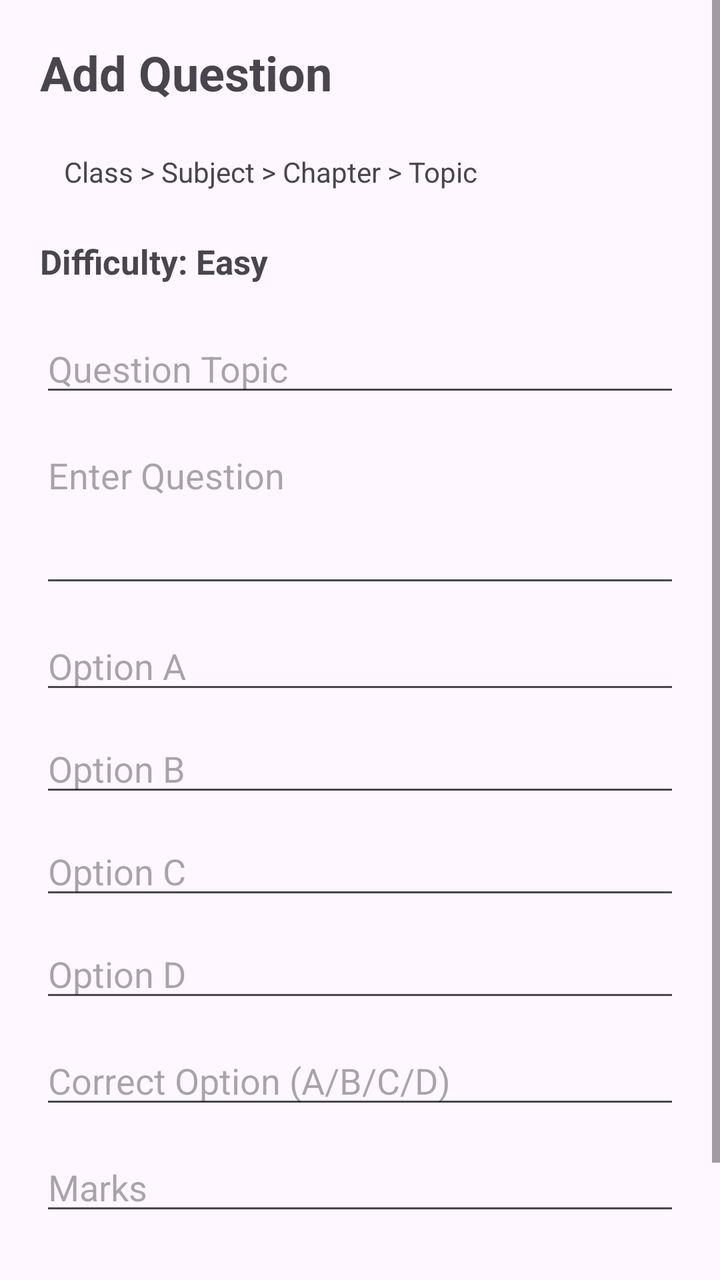
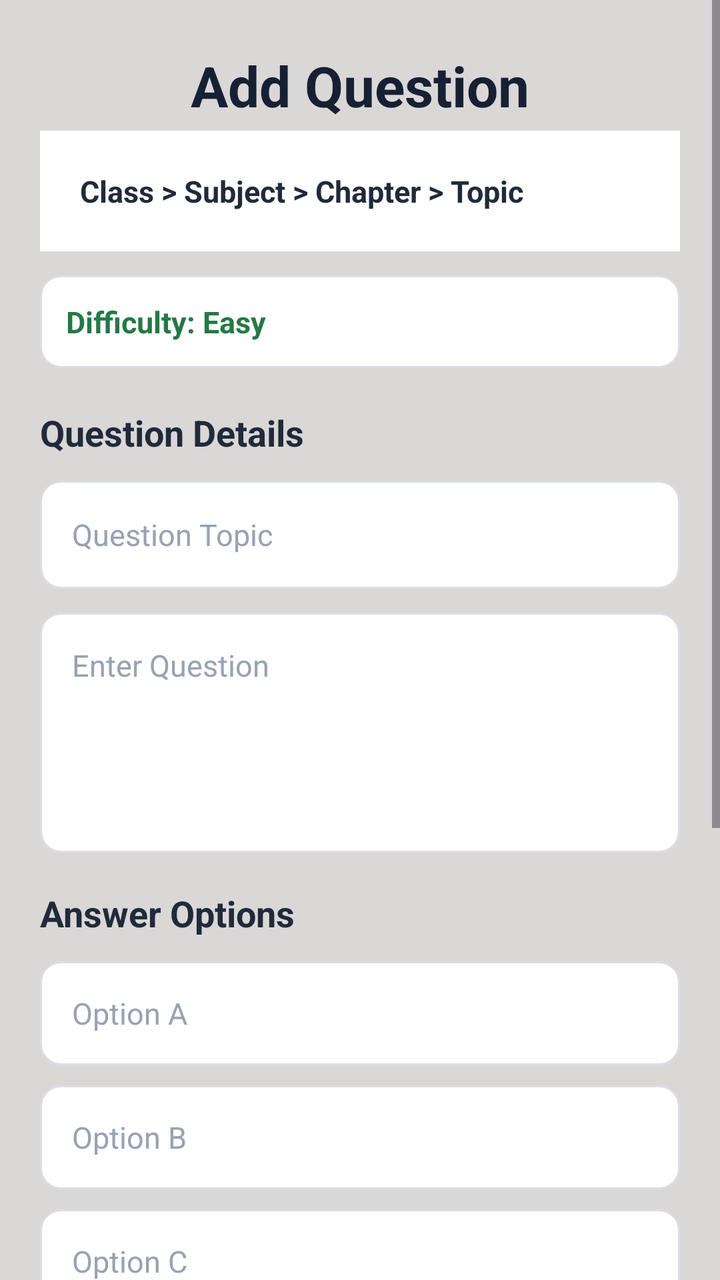

The first picture is an Android layout as it rendered before a commit; the second is the same layout after the commit. The layout source and the unified diff follow.
<!-- AndroidManifest.xml: application theme Theme.EduQuiz -->
<!-- res/layout/activity_add_que_to_qbactivity.xml -->
<?xml version="1.0" encoding="utf-8"?>
<ScrollView
    xmlns:android="http://schemas.android.com/apk/res/android"
    android:layout_width="match_parent"
    android:layout_height="match_parent"
    android:fitsSystemWindows="true">

    <LinearLayout
        android:layout_width="match_parent"
        android:layout_height="wrap_content"
        android:orientation="vertical"
        android:padding="20dp">

        <TextView
            android:layout_width="wrap_content"
            android:layout_height="wrap_content"
            android:text="Add Question"
            android:textSize="24sp"
            android:textStyle="bold"
            android:layout_marginBottom="12dp"/>

        <TextView
            android:id="@+id/tvQuestionBankInfo"
            android:layout_width="match_parent"
            android:layout_height="wrap_content"
            android:text="Class > Subject > Chapter > Topic"
            android:textSize="14sp"
            android:padding="12dp"
            android:layout_marginBottom="12dp"/>

        <TextView
            android:id="@+id/tvDifficulty"
            android:layout_width="match_parent"
            android:layout_height="wrap_content"
            android:text="Difficulty: Easy"
            android:textSize="17sp"
            android:textStyle="bold"
            android:layout_marginBottom="20dp"/>

        <EditText
            android:id="@+id/etQBQuestionTopic"
            android:layout_width="match_parent"
            android:layout_height="wrap_content"
            android:hint="Question Topic"
            android:inputType="textCapWords"
            android:layout_marginBottom="12dp"/>

        <EditText
            android:id="@+id/etQBQuestion"
            android:layout_width="match_parent"
            android:layout_height="wrap_content"
            android:hint="Enter Question"
            android:inputType="textMultiLine"
            android:minLines="3"
            android:gravity="top"
            android:layout_marginBottom="12dp"/>

        <EditText
            android:id="@+id/etQBOptionA"
            android:layout_width="match_parent"
            android:layout_height="wrap_content"
            android:hint="Option A"
            android:layout_marginBottom="10dp"/>

        <EditText
            android:id="@+id/etQBOptionB"
            android:layout_width="match_parent"
            android:layout_height="wrap_content"
            android:hint="Option B"
            android:layout_marginBottom="10dp"/>

        <EditText
            android:id="@+id/etQBOptionC"
            android:layout_width="match_parent"
            android:layout_height="wrap_content"
            android:hint="Option C"
            android:layout_marginBottom="10dp"/>

        <EditText
            android:id="@+id/etQBOptionD"
            android:layout_width="match_parent"
            android:layout_height="wrap_content"
            android:hint="Option D"
            android:layout_marginBottom="12dp"/>

        <EditText
            android:id="@+id/etQBCorrectOption"
            android:layout_width="match_parent"
            android:layout_height="wrap_content"
            android:hint="Correct Option (A/B/C/D)"
            android:inputType="textCapCharacters"
            android:maxLength="1"
            android:layout_marginBottom="12dp"/>

        <EditText
            android:id="@+id/etQBMarks"
            android:layout_width="match_parent"
            android:layout_height="wrap_content"
            android:hint="Marks"
            android:inputType="number"
            android:layout_marginBottom="24dp"/>

        <androidx.appcompat.widget.AppCompatButton
            android:id="@+id/btnAddQBQuestion"
            android:layout_width="match_parent"
            android:layout_height="wrap_content"
            android:text="Add Question"
            android:textAllCaps="false"/>

    </LinearLayout>

</ScrollView>
<!-- resources referenced by this layout -->
<resources>
  <style name="Theme.EduQuiz" parent="Base.Theme.EduQuiz" />
  <style name="Base.Theme.EduQuiz" parent="Theme.Material3.DayNight.NoActionBar">
          
          
      </style>
</resources>

<!-- the commit's change to res/layout/activity_add_que_to_qbactivity.xml (unified diff, before → after) -->
@@ -3,109 +3,229 @@
     xmlns:android="http://schemas.android.com/apk/res/android"
     android:layout_width="match_parent"
     android:layout_height="match_parent"
-    android:fitsSystemWindows="true">
+    android:background="@color/gray2"
+    android:fitsSystemWindows="true"
+    android:fillViewport="true">
 
     <LinearLayout
         android:layout_width="match_parent"
         android:layout_height="wrap_content"
         android:orientation="vertical"
-        android:padding="20dp">
-
+        android:paddingStart="20dp"
+        android:paddingTop="24dp"
+        android:paddingEnd="20dp"
+        android:paddingBottom="24dp">
+
+        
+        <TextView
+            android:layout_width="match_parent"
+            android:layout_height="wrap_content"
+            android:textAlignment="center"
+            android:text="Add Question"
+            android:textColor="#172033"
+            android:textSize="28sp"
+            android:textStyle="bold"
+            android:layout_marginBottom="4dp"/>
+
+
+        
+        <LinearLayout
+            android:layout_width="match_parent"
+            android:layout_height="wrap_content"
+            android:orientation="vertical"
+            android:background="#FFFFFF"
+            android:padding="16dp"
+            android:layout_marginBottom="12dp">
+
+
+
+            <TextView
+                android:id="@+id/tvQuestionBankInfo"
+                android:layout_width="match_parent"
+                android:layout_height="wrap_content"
+                android:text="Class > Subject > Chapter > Topic"
+                android:textColor="#202A3A"
+                android:textSize="15sp"
+                android:textStyle="bold"
+                android:padding="4dp"/>
+
+        </LinearLayout>
+
+
+        
+        <TextView
+            android:id="@+id/tvDifficulty"
+            android:layout_width="match_parent"
+            android:layout_height="wrap_content"
+            android:text="Difficulty: Easy"
+            android:textColor="#247A45"
+            android:textSize="15sp"
+            android:textStyle="bold"
+            android:background="@drawable/edittext_border"
+            android:padding="13dp"
+            android:layout_marginBottom="20dp"/>
+
+
+        
         <TextView
             android:layout_width="wrap_content"
             android:layout_height="wrap_content"
-            android:text="Add Question"
-            android:textSize="24sp"
-            android:textStyle="bold"
-            android:layout_marginBottom="12dp"/>
-
-        <TextView
-            android:id="@+id/tvQuestionBankInfo"
-            android:layout_width="match_parent"
-            android:layout_height="wrap_content"
-            android:text="Class > Subject > Chapter > Topic"
-            android:textSize="14sp"
-            android:padding="12dp"
-            android:layout_marginBottom="12dp"/>
-
-        <TextView
-            android:id="@+id/tvDifficulty"
-            android:layout_width="match_parent"
-            android:layout_height="wrap_content"
-            android:text="Difficulty: Easy"
-            android:textSize="17sp"
-            android:textStyle="bold"
-            android:layout_marginBottom="20dp"/>
-
+            android:text="Question Details"
+            android:textColor="#202A3A"
+            android:textSize="18sp"
+            android:textStyle="bold"
+            android:layout_marginBottom="12dp"/>
+
+
+        
         <EditText
             android:id="@+id/etQBQuestionTopic"
             android:layout_width="match_parent"
-            android:layout_height="wrap_content"
+            android:layout_height="54dp"
             android:hint="Question Topic"
+            android:textSize="15sp"
+            android:textColor="#202A3A"
+            android:textColorHint="#98A2B3"
             android:inputType="textCapWords"
-            android:layout_marginBottom="12dp"/>
-
+            android:paddingStart="16dp"
+            android:paddingEnd="16dp"
+            android:background="@drawable/edittext_border"
+            android:layout_marginBottom="12dp"/>
+
+
+        
         <EditText
             android:id="@+id/etQBQuestion"
             android:layout_width="match_parent"
-            android:layout_height="wrap_content"
+            android:layout_height="120dp"
             android:hint="Enter Question"
+            android:textSize="15sp"
+            android:textColor="#202A3A"
+            android:textColorHint="#98A2B3"
             android:inputType="textMultiLine"
             android:minLines="3"
-            android:gravity="top"
-            android:layout_marginBottom="12dp"/>
+            android:gravity="top|start"
+            android:padding="16dp"
+            android:background="@drawable/edittext_border"
+            android:layout_marginBottom="18dp"/>
+
+
+        
+        <TextView
+            android:layout_width="wrap_content"
+            android:layout_height="wrap_content"
+            android:text="Answer Options"
+            android:textColor="#202A3A"
+            android:textSize="18sp"
+            android:textStyle="bold"
+            android:layout_marginBottom="12dp"/>
+
 
         <EditText
             android:id="@+id/etQBOptionA"
             android:layout_width="match_parent"
-            android:layout_height="wrap_content"
+            android:layout_height="52dp"
             android:hint="Option A"
+            android:textSize="15sp"
+            android:textColor="#202A3A"
+            android:textColorHint="#98A2B3"
+            android:paddingStart="16dp"
+            android:paddingEnd="16dp"
+            android:background="@drawable/edittext_border"
             android:layout_marginBottom="10dp"/>
 
         <EditText
             android:id="@+id/etQBOptionB"
             android:layout_width="match_parent"
-            android:layout_height="wrap_content"
+            android:layout_height="52dp"
             android:hint="Option B"
+            android:textSize="15sp"
+            android:textColor="#202A3A"
+            android:textColorHint="#98A2B3"
+            android:paddingStart="16dp"
+            android:paddingEnd="16dp"
+            android:background="@drawable/edittext_border"
             android:layout_marginBottom="10dp"/>
 
         <EditText
             android:id="@+id/etQBOptionC"
             android:layout_width="match_parent"
-            android:layout_height="wrap_content"
+            android:layout_height="52dp"
             android:hint="Option C"
+            android:textSize="15sp"
+            android:textColor="#202A3A"
+            android:textColorHint="#98A2B3"
+            android:paddingStart="16dp"
+            android:paddingEnd="16dp"
+            android:background="@drawable/edittext_border"
             android:layout_marginBottom="10dp"/>
 
         <EditText
             android:id="@+id/etQBOptionD"
             android:layout_width="match_parent"
-            android:layout_height="wrap_content"
+            android:layout_height="52dp"
             android:hint="Option D"
+            android:textSize="15sp"
+            android:textColor="#202A3A"
+            android:textColorHint="#98A2B3"
+            android:paddingStart="16dp"
+            android:paddingEnd="16dp"
+            android:background="@drawable/edittext_border"
+            android:layout_marginBottom="18dp"/>
+
+
+        
+        <TextView
+            android:layout_width="wrap_content"
+            android:layout_height="wrap_content"
+            android:text="Answer and Marks"
+            android:textColor="#202A3A"
+            android:textSize="18sp"
+            android:textStyle="bold"
             android:layout_marginBottom="12dp"/>
 
         <EditText
             android:id="@+id/etQBCorrectOption"
             android:layout_width="match_parent"
-            android:layout_height="wrap_content"
+            android:layout_height="52dp"
             android:hint="Correct Option (A/B/C/D)"
+            android:textSize="15sp"
+            android:textColor="#202A3A"
+            android:textColorHint="#98A2B3"
             android:inputType="textCapCharacters"
             android:maxLength="1"
-            android:layout_marginBottom="12dp"/>
+            android:paddingStart="16dp"
+            android:paddingEnd="16dp"
+            android:background="@drawable/edittext_border"
+            android:layout_marginBottom="10dp"/>
 
         <EditText
             android:id="@+id/etQBMarks"
             android:layout_width="match_parent"
-            android:layout_height="wrap_content"
+            android:layout_height="52dp"
             android:hint="Marks"
+            android:textSize="15sp"
+            android:textColor="#202A3A"
+            android:textColorHint="#98A2B3"
             android:inputType="number"
+            android:paddingStart="16dp"
+            android:paddingEnd="16dp"
+            android:background="@drawable/edittext_border"
             android:layout_marginBottom="24dp"/>
 
+
+        
         <androidx.appcompat.widget.AppCompatButton
             android:id="@+id/btnAddQBQuestion"
             android:layout_width="match_parent"
-            android:layout_height="wrap_content"
+            android:layout_height="54dp"
             android:text="Add Question"
-            android:textAllCaps="false"/>
+            android:textAllCaps="false"
+            android:textSize="15sp"
+            android:textStyle="bold"
+            android:textColor="#FFFFFF"
+            android:background="#5B5FEF"
+            android:elevation="3dp"/>
 
     </LinearLayout>
 
<!-- resource entries referenced after the edit -->
@@ -1,5 +1,26 @@
 <!-- resources referenced by this layout -->
 <resources>
+  <color name="gray2">#DAD7D7</color>
+  <!-- drawable edittext_border (drawable) -->
+  <?xml version="1.0" encoding="utf-8"?>
+  <shape xmlns:android="http://schemas.android.com/apk/res/android"
+      android:shape="rectangle">
+  
+      <solid android:color="#FFFFFF"/>
+  
+      <stroke
+          android:width="1dp"
+          android:color="#D9DDE5"/>
+  
+      <corners android:radius="10dp"/>
+  
+      <padding
+          android:left="16dp"
+          android:top="8dp"
+          android:right="16dp"
+          android:bottom="8dp"/>
+  
+  </shape>
   <style name="Theme.EduQuiz" parent="Base.Theme.EduQuiz" />
   <style name="Base.Theme.EduQuiz" parent="Theme.Material3.DayNight.NoActionBar">
           
